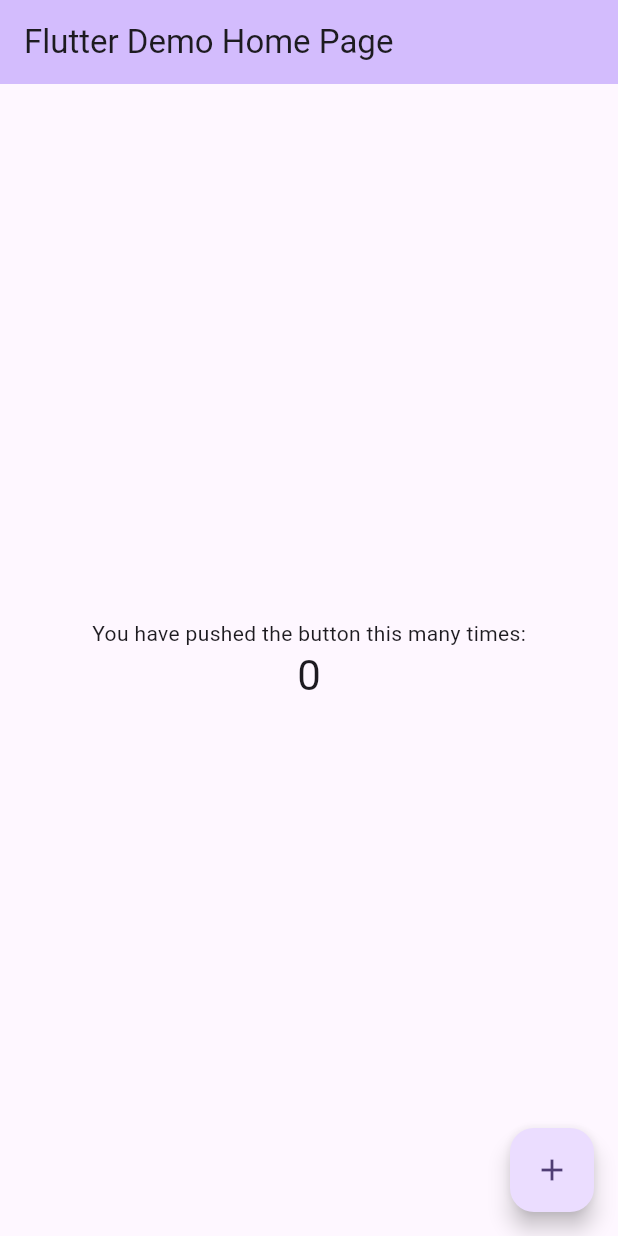
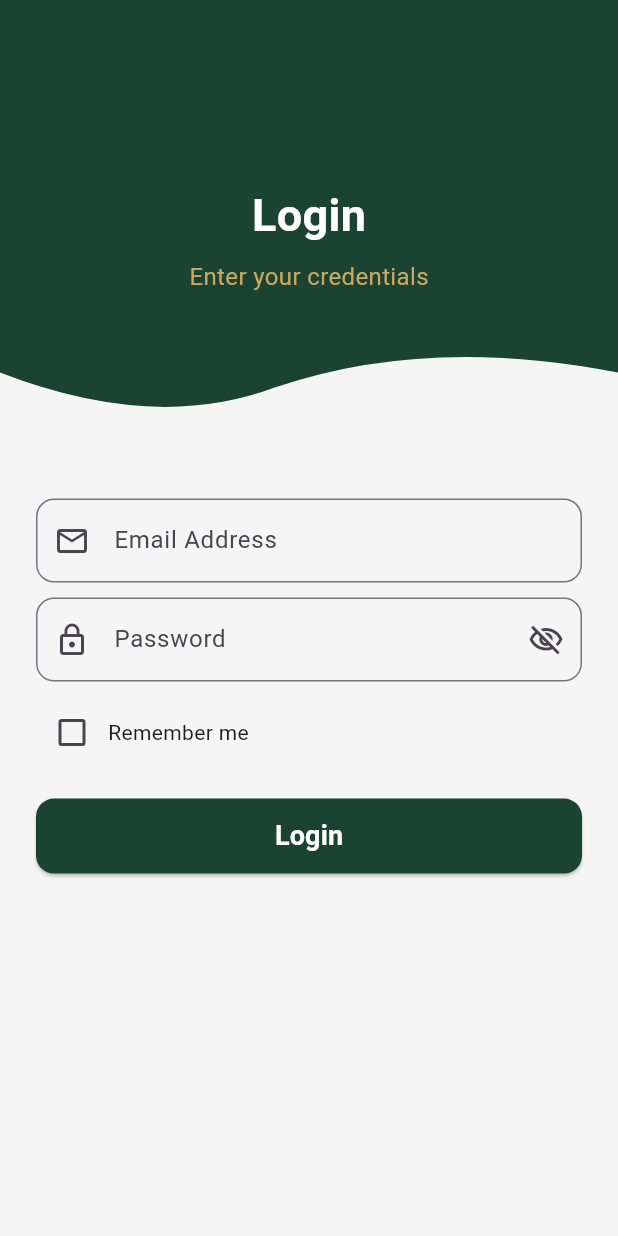
Before and after one commit to AhmadIb227/fart-app, a Flutter app: the screen it shows after launch, on a phone screen of 412 x 824 dp. Run offline on Flutter 3.47's test engine with Material 3 defaults, Android fonts, the phone set to English and light mode, and no system bars; our stand-ins replace email_validator, get, get_storage, pinput.

```diff
--- /dev/null
+++ b/lib/app/modules/auth/controllers/login_controller.dart
@@ -0,0 +1,100 @@
+import 'package:flutter/material.dart';
+import 'package:get/get.dart';
+import 'package:get_storage/get_storage.dart';
+import 'package:messaging_app/app/routes/app_pages.dart';
+
+class LoginController extends GetxController {
+  // Reactive state variables
+  var isPasswordHidden = true.obs;
+  var isLoading = false.obs;
+
+  // Form key to manage form state
+  final formKey = GlobalKey<FormState>();
+
+  // Declare controllers as 'late'
+  late TextEditingController emailController;
+  late TextEditingController passwordController;
+
+  var rememberMe = false.obs;
+
+  final storage = GetStorage();
+
+  @override
+  void onInit() {
+    super.onInit();
+    // Initialize controllers here, before they are ever used
+    emailController = TextEditingController();
+    passwordController = TextEditingController();
+
+    if (storage.read('email') != null) {
+      emailController.text = storage.read('email');
+      rememberMe.value = true;
+    }
+  }
+
+  @override
+  void onClose() {
+    // Dispose of controllers to prevent memory leaks
+    emailController.dispose();
+    passwordController.dispose();
+    super.onClose();
+  }
+
+  void togglePasswordVisibility() {
+    isPasswordHidden.value = !isPasswordHidden.value;
+  }
+
+  void login() async {
+    final form = formKey.currentState;
+    if (form != null && form.validate()) {
+      try {
+        isLoading.value = true;
+        await Future.delayed(const Duration(seconds: 2));
+
+        if (emailController.text == "test@test.com" &&
+            passwordController.text == "123456") {
+          // --- بداية التعديلات ---
+
+          // 1. أوقف التحميل أولاً
+          isLoading.value = false;
+
+          if (rememberMe.value) {
+            await storage.write('email', emailController.text);
+          } else {
+            await storage.remove('email');
+          }
+
+          Get.snackbar(
+            "Login Success",
+            "Welcome back!",
+            snackPosition: SnackPosition.BOTTOM,
+            backgroundColor: Colors.green,
+            colorText: Colors.white,
+            margin: const EdgeInsets.all(10),
+          );
+
+          // 2. استخدم toNamed بدلاً من offAllNamed للسماح بالرجوع
+          Get.toNamed(Routes.OTP);
+
+          // --- نهاية التعديلات ---
+        } else {
+          throw "Incorrect email or password";
+        }
+      } catch (error) {
+        Get.snackbar(
+          "Login Failed",
+          error.toString(),
+          snackPosition: SnackPosition.BOTTOM,
+          backgroundColor: Colors.red,
+          colorText: Colors.white,
+          margin: const EdgeInsets.all(10),
+        );
+      } finally {
+        // 3. تأكد من إيقاف التحميل أيضًا في حالة الفشل أو الخطأ
+        if (isLoading.value) {
+          isLoading.value = false;
+        }
+      }
+    }
+  }
+}
--- /dev/null
+++ b/lib/app/modules/auth/views/login_view.dart
@@ -0,0 +1,231 @@
+import 'package:flutter/material.dart';
+import 'package:get/get.dart';
+import '../controllers/login_controller.dart';
+import 'package:email_validator/email_validator.dart';
+
+class LoginView extends GetView<LoginController> {
+  const LoginView({Key? key}) : super(key: key);
+
+  @override
+  Widget build(BuildContext context) {
+    // استخدام MediaQuery للحصول على أبعاد الشاشة لتصميم متجاوب
+    final screenHeight = MediaQuery.of(context).size.height;
+
+    return Scaffold(
+      // استخدام اللون الرمادي الفاتح لخلفية منطقة الإدخال كما هو مطلوب [cite: 15]
+      backgroundColor: const Color(0xFFF5F5F5),
+      body: SingleChildScrollView(
+        child: Column(
+          children: [
+            // --- قسم الهيدر ---
+            ClipPath(
+              clipper: WaveClipper(),
+              child: Container(
+                // تحديد الارتفاع بنسبة 35% من الشاشة [cite: 11]
+                height: screenHeight * 0.35,
+                width: double.infinity,
+                // استخدام اللون الأخضر الداكن للخلفية [cite: 8]
+                color: const Color(0xFF1B4332),
+                child: const Column(
+                  mainAxisAlignment: MainAxisAlignment.center,
+                  children: [
+                    SizedBox(height: 30),
+                    // العنوان الرئيسي "Login" [cite: 9]
+                    Text(
+                      "Login",
+                      style: TextStyle(
+                        color: Colors.white,
+                        fontWeight: FontWeight.bold,
+                        fontSize: 30,
+                      ),
+                    ),
+                    SizedBox(height: 8),
+                    // العنوان الفرعي "Enter your credentials" [cite: 10]
+                    Text(
+                      "Enter your credentials",
+                      style: TextStyle(
+                        // استخدام اللون الذهبي [cite: 10]
+                        color: Color(0xFFC9A961),
+                        fontSize: 16,
+                      ),
+                    ),
+                  ],
+                ),
+              ),
+            ),
+
+            // --- قسم الإدخال ---
+            Padding(
+              padding: const EdgeInsets.all(24.0),
+              // 1. استبدل Column بـ Form وقم بربطه بالـ formKey
+              child: Form(
+                key: controller.formKey,
+                child: Column(
+                  children: [
+                    const SizedBox(height: 20),
+
+                    // --- حقل البريد الإلكتروني ---
+                    TextFormField(
+                      // 2. ربط حقل الإدخال بالـ controller الخاص به
+                      controller: controller.emailController,
+                      decoration: const InputDecoration(
+                        labelText: 'Email Address',
+                        hintText: 'example@email.com',
+                        border: OutlineInputBorder(
+                          borderRadius: BorderRadius.all(Radius.circular(12.0)),
+                        ),
+                        prefixIcon: Icon(Icons.email_outlined),
+                      ),
+                      keyboardType: TextInputType.emailAddress,
+                      // 3. إضافة قواعد التحقق
+                      validator: (value) {
+                        if (value == null || value.isEmpty) {
+                          return 'Please enter your email'; // رسالة خطأ للحقل الفارغ [cite: 139]
+                        }
+                        if (!EmailValidator.validate(value)) {
+                          return 'Please enter a valid email'; // رسالة خطأ لصيغة الإيميل [cite: 140]
+                        }
+                        return null; // يعني أن القيمة صحيحة
+                      },
+                    ),
+
+                    const SizedBox(height: 10),
+
+                    // --- حقل كلمة المرور ---
+                    Obx(
+                      () => TextFormField(
+                        // 4. ربط حقل الإدخال بالـ controller الخاص به
+                        controller: controller.passwordController,
+                        obscureText: controller.isPasswordHidden.value,
+                        decoration: InputDecoration(
+                          labelText: 'Password',
+                          hintText: 'Enter your password',
+                          border: const OutlineInputBorder(
+                            borderRadius: BorderRadius.all(
+                              Radius.circular(12.0),
+                            ),
+                          ),
+                          prefixIcon: const Icon(Icons.lock_outline),
+                          suffixIcon: IconButton(
+                            icon: Icon(
+                              controller.isPasswordHidden.value
+                                  ? Icons.visibility_off_outlined
+                                  : Icons.visibility_outlined,
+                            ),
+                            onPressed: controller.togglePasswordVisibility,
+                          ),
+                        ),
+                        // 5. إضافة قواعد التحقق
+                        validator: (value) {
+                          if (value == null || value.isEmpty) {
+                            return 'Please enter your password'; // رسالة خطأ للحقل الفارغ [cite: 139]
+                          }
+                          return null;
+                        },
+                      ),
+                    ),
+                    const SizedBox(height: 10),
+                    // --- إضافة مربع اختيار "تذكرني" ---
+                    Obx(
+                      () => Row(
+                        children: [
+                          Checkbox(
+                            value: controller.rememberMe.value,
+                            onChanged: (value) {
+                              controller.rememberMe.value = value!;
+                            },
+                            activeColor: const Color(0xFF1B4332),
+                          ),
+                          const Text("Remember me"),
+                        ],
+                      ),
+                    ),
+
+                    const SizedBox(height: 20),
+
+                    // --- زر تسجيل الدخول وحالة التحميل ---
+                    Obx(() {
+                      // استخدم Obx لمراقبة التغييرات في متغيرات الـ controller
+                      return controller.isLoading.value
+                          // إذا كان التحميل جاريًا، أظهر مؤشر التحميل
+                          ? const Center(
+                              child: CircularProgressIndicator(
+                                color: Color(
+                                  0xFF1B4332,
+                                ), // استخدم اللون الأساسي للتطبيق
+                              ),
+                            )
+                          // إذا لم يكن التحميل جاريًا، أظهر الزر
+                          : ElevatedButton(
+                              onPressed: controller.login,
+                              style: ElevatedButton.styleFrom(
+                                backgroundColor: const Color(0xFF1B4332),
+                                minimumSize: const Size(double.infinity, 50),
+                                shape: RoundedRectangleBorder(
+                                  borderRadius: BorderRadius.circular(12),
+                                ),
+                              ),
+                              child: const Text(
+                                'Login',
+                                style: TextStyle(
+                                  fontSize: 18,
+                                  color: Colors.white,
+                                  fontWeight: FontWeight.bold,
+                                ),
+                              ),
+                            );
+                    }),
+                  ],
+                ),
+              ),
+            ),
+          ],
+        ),
+      ),
+    );
+  }
+}
+
+// --- كلاس تصميم المنحنى السفلي للهيدر ---
+class WaveClipper extends CustomClipper<Path> {
+  @override
+  Path getClip(Size size) {
+    var path = Path();
+    // يبدأ من أعلى اليسار
+    path.lineTo(0, size.height - 40);
+
+    // النقطة الأولى للمنحنى
+    var firstControlPoint = Offset(size.width / 4, size.height);
+    var firstEndPoint = Offset(size.width / 2.25, size.height - 30.0);
+    path.quadraticBezierTo(
+      firstControlPoint.dx,
+      firstControlPoint.dy,
+      firstEndPoint.dx,
+      firstEndPoint.dy,
+    );
+
+    // النقطة الثانية للمنحنى
+    var secondControlPoint = Offset(
+      size.width - (size.width / 3.25),
+      size.height - 65,
+    );
+    var secondEndPoint = Offset(size.width, size.height - 40);
+    path.quadraticBezierTo(
+      secondControlPoint.dx,
+      secondControlPoint.dy,
+      secondEndPoint.dx,
+      secondEndPoint.dy,
+    );
+
+    // يصعد لأعلى اليمين
+    path.lineTo(size.width, 0);
+    path.close();
+
+    return path;
+  }
+
+  @override
+  bool shouldReclip(CustomClipper<Path> oldClipper) {
+    return false;
+  }
+}
--- /dev/null
+++ b/lib/app/routes/app_routes.dart
@@ -0,0 +1,7 @@
+// In lib/app/routes/app_routes.dart
+part of 'app_pages.dart';
+
+abstract class Routes {
+  static const LOGIN = '/login';
+  static const OTP = '/otp';
+}
--- a/lib/main.dart
+++ b/lib/main.dart
@@ -1,122 +1,18 @@
 import 'package:flutter/material.dart';
+import 'package:get/get.dart';
+import 'package:get_storage/get_storage.dart'; // 1. استيراد الحزمة
+import 'app/routes/app_pages.dart';
 
-void main() {
-  runApp(const MyApp());
+void main() async {
+  // 2. تحويل الدالة إلى async
+  await GetStorage.init(); // 3. تهيئة GetStorage
+
+  runApp(
+    GetMaterialApp(
+      title: "Application",
+      initialRoute: AppPages.INITIAL,
+      getPages: AppPages.routes,
+      debugShowCheckedModeBanner: false,
+    ),
+  );
 }
-
-class MyApp extends StatelessWidget {
-  const MyApp({super.key});
-
-  // This widget is the root of your application.
-  @override
-  Widget build(BuildContext context) {
-    return MaterialApp(
-      title: 'Flutter Demo',
-      theme: ThemeData(
-        // This is the theme of your application.
-        //
-        // TRY THIS: Try running your application with "flutter run". You'll see
-        // the application has a purple toolbar. Then, without quitting the app,
-        // try changing the seedColor in the colorScheme below to Colors.green
-        // and then invoke "hot reload" (save your changes or press the "hot
-        // reload" button in a Flutter-supported IDE, or press "r" if you used
-        // the command line to start the app).
-        //
-        // Notice that the counter didn't reset back to zero; the application
-        // state is not lost during the reload. To reset the state, use hot
-        // restart instead.
-        //
-        // This works for code too, not just values: Most code changes can be
-        // tested with just a hot reload.
-        colorScheme: ColorScheme.fromSeed(seedColor: Colors.deepPurple),
-      ),
-      home: const MyHomePage(title: 'Flutter Demo Home Page'),
-    );
-  }
-}
-
-class MyHomePage extends StatefulWidget {
-  const MyHomePage({super.key, required this.title});
-
-  // This widget is the home page of your application. It is stateful, meaning
-  // that it has a State object (defined below) that contains fields that affect
-  // how it looks.
-
-  // This class is the configuration for the state. It holds the values (in this
-  // case the title) provided by the parent (in this case the App widget) and
-  // used by the build method of the State. Fields in a Widget subclass are
-  // always marked "final".
-
-  final String title;
-
-  @override
-  State<MyHomePage> createState() => _MyHomePageState();
-}
-
-class _MyHomePageState extends State<MyHomePage> {
-  int _counter = 0;
-
-  void _incrementCounter() {
-    setState(() {
-      // This call to setState tells the Flutter framework that something has
-      // changed in this State, which causes it to rerun the build method below
-      // so that the display can reflect the updated values. If we changed
-      // _counter without calling setState(), then the build method would not be
-      // called again, and so nothing would appear to happen.
-      _counter++;
-    });
-  }
-
-  @override
-  Widget build(BuildContext context) {
-    // This method is rerun every time setState is called, for instance as done
-    // by the _incrementCounter method above.
-    //
-    // The Flutter framework has been optimized to make rerunning build methods
-    // fast, so that you can just rebuild anything that needs updating rather
-    // than having to individually change instances of widgets.
-    return Scaffold(
-      appBar: AppBar(
-        // TRY THIS: Try changing the color here to a specific color (to
-        // Colors.amber, perhaps?) and trigger a hot reload to see the AppBar
-        // change color while the other colors stay the same.
-        backgroundColor: Theme.of(context).colorScheme.inversePrimary,
-        // Here we take the value from the MyHomePage object that was created by
-        // the App.build method, and use it to set our appbar title.
-        title: Text(widget.title),
-      ),
-      body: Center(
-        // Center is a layout widget. It takes a single child and positions it
-        // in the middle of the parent.
-        child: Column(
-          // Column is also a layout widget. It takes a list of children and
-          // arranges them vertically. By default, it sizes itself to fit its
-          // children horizontally, and tries to be as tall as its parent.
-          //
-          // Column has various properties to control how it sizes itself and
-          // how it positions its children. Here we use mainAxisAlignment to
-          // center the children vertically; the main axis here is the vertical
-          // axis because Columns are vertical (the cross axis would be
-          // horizontal).
-          //
-          // TRY THIS: Invoke "debug painting" (choose the "Toggle Debug Paint"
-          // action in the IDE, or press "p" in the console), to see the
-          // wireframe for each widget.
-          mainAxisAlignment: MainAxisAlignment.center,
-          children: <Widget>[
-            const Text('You have pushed the button this many times:'),
-            Text(
-              '$_counter',
-              style: Theme.of(context).textTheme.headlineMedium,
-            ),
-          ],
-        ),
-      ),
-      floatingActionButton: FloatingActionButton(
-        onPressed: _incrementCounter,
-        tooltip: 'Increment',
-        child: const Icon(Icons.add),
-      ), // This trailing comma makes auto-formatting nicer for build methods.
-    );
-  }
-}
```
Also changed, not shown: lib/app/modules/auth/bindings/auth_binding.dart (added, +12 -0 lines), lib/app/modules/auth/controllers/otp_controller.dart (added, +76 -0 lines), lib/app/modules/auth/views/otp_view.dart (added, +131 -0 lines), lib/app/routes/app_pages.dart (added, +25 -0 lines), pubspec.yaml (+5 -2 lines), pubspec.lock, 2 other files.
